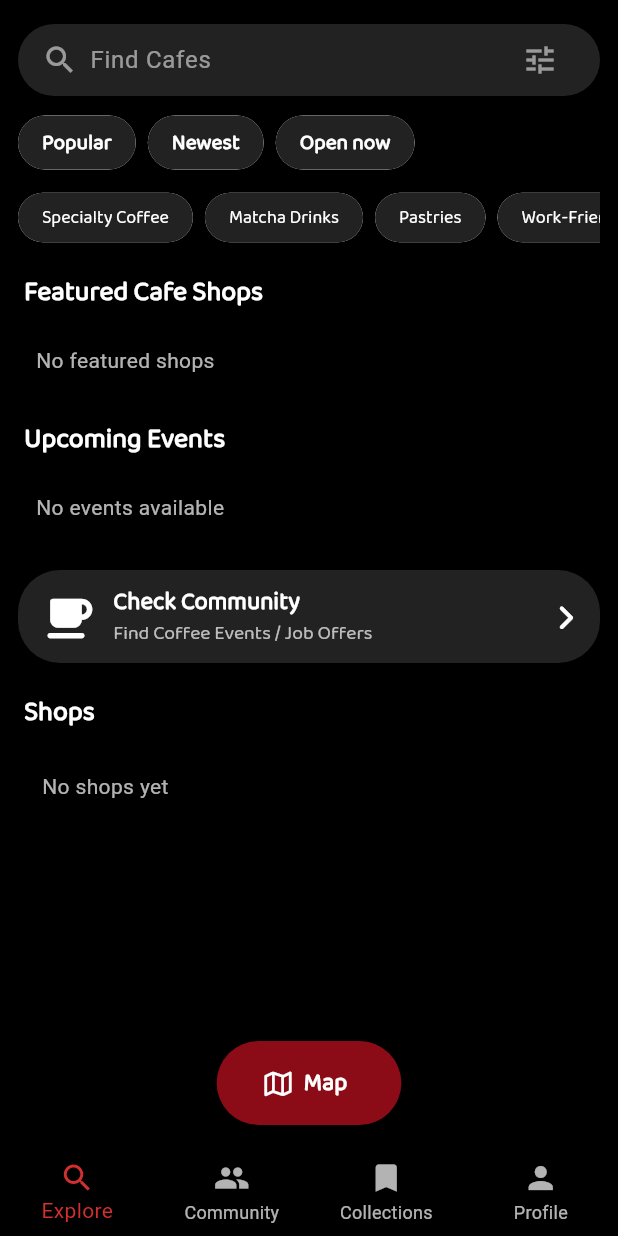
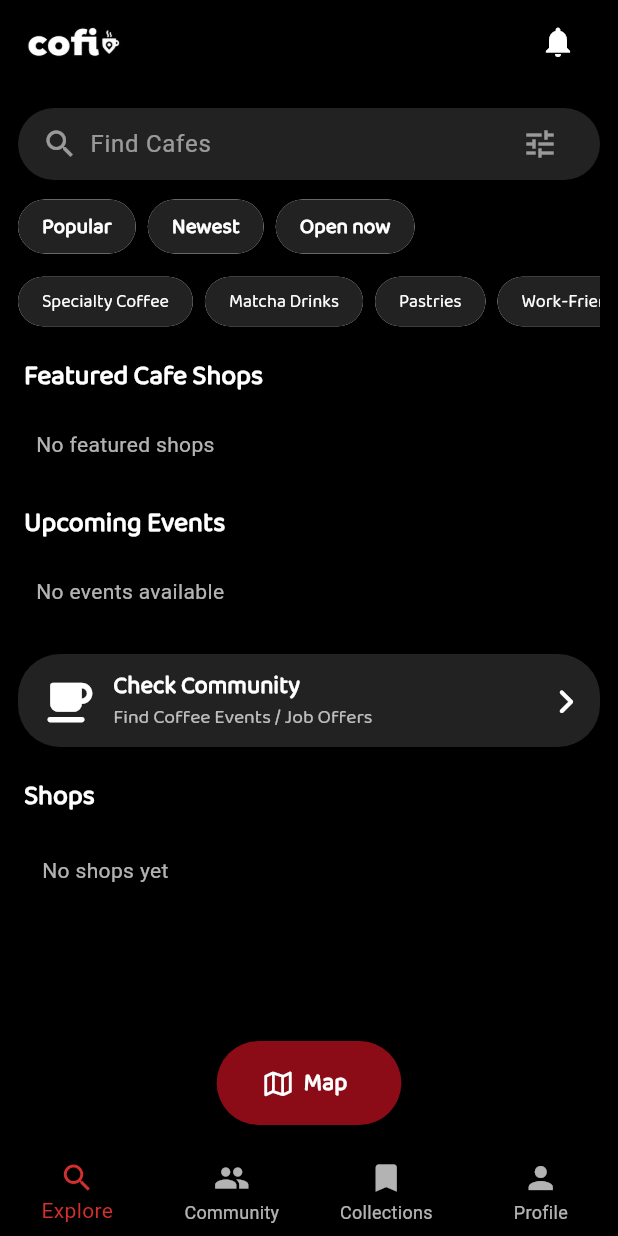
Before and after one commit to lansoyyy/CoFi, a Flutter app: the HomeScreen screen opened directly, on a phone screen of 412 x 824 dp. Run offline on Flutter 3.47's test engine with Material 3 defaults, Android fonts, the phone set to English and light mode, and no system bars; our stand-ins replace cached_network_image, cloud_firestore, file_picker, firebase_auth, firebase_core, firebase_storage and 12 more; accounts and stored records are empty.

Commit message:
added notif

```diff
--- a/lib/screens/home_screen.dart
+++ b/lib/screens/home_screen.dart
@@ -2,11 +2,14 @@ import 'package:cofi/screens/tabs/collections_tab.dart';
 import 'package:cofi/screens/tabs/profile_tab.dart';
 import 'package:cofi/utils/colors.dart';
 import 'package:cofi/widgets/text_widget.dart';
+import 'package:cofi/services/notification_service.dart';
 import 'package:flutter/material.dart';
 import 'package:font_awesome_flutter/font_awesome_flutter.dart';
+import 'package:firebase_auth/firebase_auth.dart';
 
 import 'tabs/explore_tab.dart';
 import 'tabs/community_tab.dart';
+import 'notification_screen.dart';
 
 class HomeScreen extends StatefulWidget {
   const HomeScreen({super.key});
@@ -17,6 +20,8 @@ class HomeScreen extends StatefulWidget {
 
 class _HomeScreenState extends State<HomeScreen> {
   int _currentIndex = 0;
+  final NotificationService _notificationService = NotificationService();
+  int _unreadCount = 0;
 
   late final List<Widget> _tabs;
 
@@ -42,11 +47,72 @@ class _HomeScreenState extends State<HomeScreen> {
         },
       ),
     ];
+
+    // Initialize notification service and get unread count
+    _notificationService.init().then((_) {
+      setState(() {
+        _unreadCount = _notificationService.getUnreadCount();
+      });
+    });
   }
 
   @override
   Widget build(BuildContext context) {
     return Scaffold(
+      appBar: _currentIndex == 0 ? AppBar(
+        backgroundColor: Colors.black,
+        elevation: 0,
+        title: Image.asset('assets/images/logo.png',
+        height: 25,),
+        actions: [
+          Stack(
+            children: [
+              IconButton(
+                icon: const Icon(Icons.notifications, color: Colors.white),
+                onPressed: () {
+                  Navigator.push(
+                    context,
+                    MaterialPageRoute(
+                      builder: (context) => const NotificationScreen(),
+                    ),
+                  ).then((_) {
+                    // Refresh unread count when returning from notification screen
+                    setState(() {
+                      _unreadCount = _notificationService.getUnreadCount();
+                    });
+                  });
+                },
+              ),
+              if (_unreadCount > 0)
+                Positioned(
+                  right: 8,
+                  top: 8,
+                  child: Container(
+                    padding: const EdgeInsets.all(2),
+                    decoration: BoxDecoration(
+                      color: Colors.red,
+                      borderRadius: BorderRadius.circular(10),
+                    ),
+                    constraints: const BoxConstraints(
+                      minWidth: 16,
+                      minHeight: 16,
+                    ),
+                    child: Text(
+                      _unreadCount > 99 ? '99+' : _unreadCount.toString(),
+                      style: const TextStyle(
+                        color: Colors.white,
+                        fontSize: 10,
+                        fontWeight: FontWeight.bold,
+                      ),
+                      textAlign: TextAlign.center,
+                    ),
+                  ),
+                ),
+            ],
+          ),
+          const SizedBox(width: 16),
+        ],
+      ) : null,
       floatingActionButtonLocation: FloatingActionButtonLocation.centerFloat,
       floatingActionButton: _currentIndex != 0
           ? null
```
Also changed, not shown: lib/screens/notification_screen.dart (+71 -5 lines), lib/services/notification_service.dart (+265 -0 lines).
